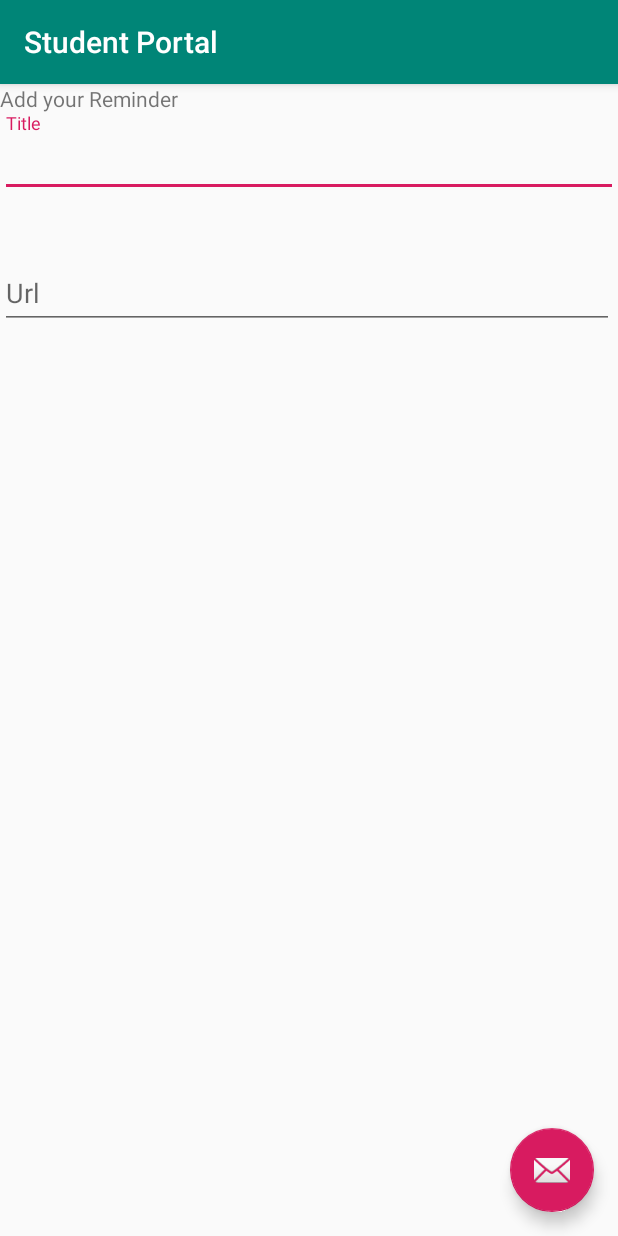
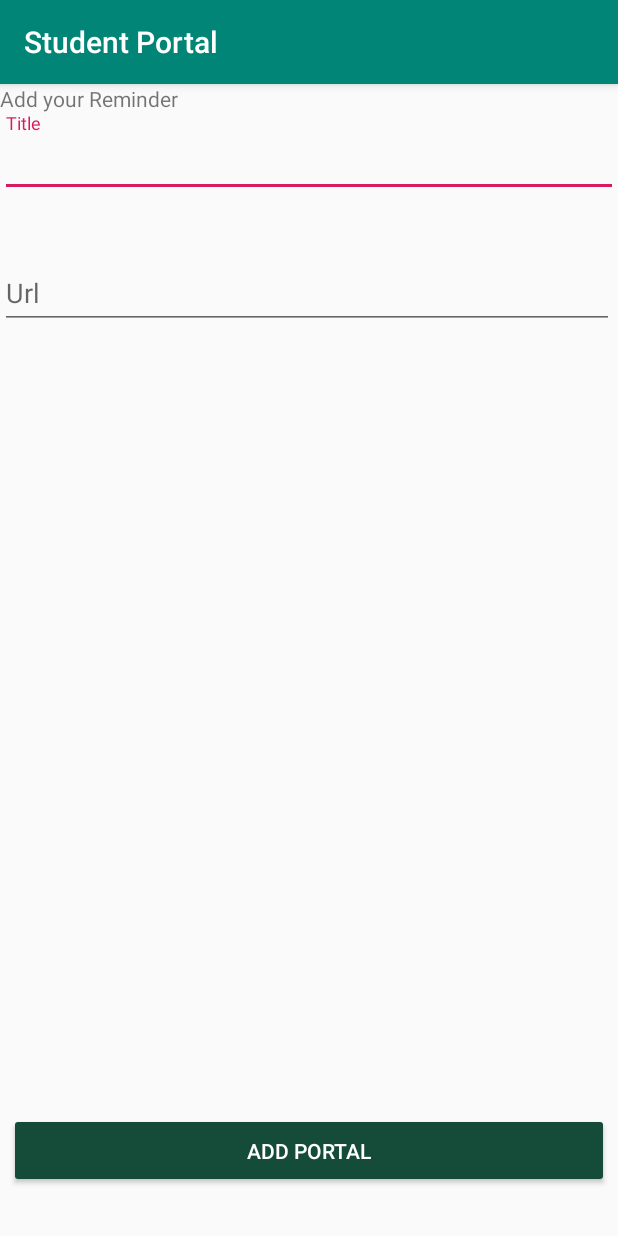
Before and after one commit to Winningtopas/Level-3-Learning-Task-2---Student-portal-, an Android app: the screen it shows after launch (AddActivity), after a tap on an icon or button, on a phone screen of 412 x 824 dp. Run offline under Robolectric (Android 15) with nearby library versions, the phone set to English and light mode, and no system bars.

Commit message:
Everything done, execpt link to site

```diff
--- a/app/src/main/java/com/example/level2example/AddActivity.kt
+++ b/app/src/main/java/com/example/level2example/AddActivity.kt
@@ -5,9 +5,14 @@ import android.content.Intent
 import android.os.Bundle
 import android.widget.Toast
 import androidx.appcompat.app.AppCompatActivity
+import androidx.recyclerview.widget.LinearLayoutManager
+import androidx.recyclerview.widget.RecyclerView
+import androidx.recyclerview.widget.StaggeredGridLayoutManager
 
 import kotlinx.android.synthetic.main.activity_add.*
 import kotlinx.android.synthetic.main.content_add.*
+import kotlinx.android.synthetic.main.content_main.*
+import kotlinx.android.synthetic.main.item_reminder.*
 
 const val EXTRA_REMINDER = "EXTRA_REMINDER"
 
@@ -22,8 +27,10 @@ class AddActivity : AppCompatActivity() {
     }
 
     private fun initViews() {
-        fab.setOnClickListener { onSaveClick() }
+        etPortal.setOnClickListener { onSaveClick() }
         supportActionBar?.title = "Student Portal"
+
+        //rvReminders.layoutManager = StaggeredGridLayoutManager(2, RecyclerView.VERTICAL)
     }
 
     private fun onSaveClick() {
--- a/app/src/main/java/com/example/level2example/MainActivity.kt
+++ b/app/src/main/java/com/example/level2example/MainActivity.kt
@@ -7,10 +7,7 @@ import com.google.android.material.snackbar.Snackbar
 import androidx.appcompat.app.AppCompatActivity
 import android.view.Menu
 import android.view.MenuItem
-import androidx.recyclerview.widget.DividerItemDecoration
-import androidx.recyclerview.widget.ItemTouchHelper
-import androidx.recyclerview.widget.LinearLayoutManager
-import androidx.recyclerview.widget.RecyclerView
+import androidx.recyclerview.widget.*
 
 import kotlinx.android.synthetic.main.activity_main.*
 import kotlinx.android.synthetic.main.content_main.*
@@ -52,6 +49,8 @@ class MainActivity : AppCompatActivity() {
         rvReminders.addItemDecoration(DividerItemDecoration(this@MainActivity, DividerItemDecoration.VERTICAL))
         createItemTouchHelper().attachToRecyclerView(rvReminders)
         supportActionBar?.title = "Student Portal"
+
+        rvReminders.layoutManager = StaggeredGridLayoutManager(2, RecyclerView.VERTICAL)
     }
 
 
--- a/app/src/main/res/layout/activity_add.xml
+++ b/app/src/main/res/layout/activity_add.xml
@@ -22,12 +22,4 @@
 
     <include layout="@layout/content_add" />
 
-    <com.google.android.material.floatingactionbutton.FloatingActionButton
-        android:id="@+id/fab"
-        android:layout_width="wrap_content"
-        android:layout_height="wrap_content"
-        android:layout_gravity="bottom|end"
-        android:layout_margin="@dimen/fab_margin"
-        app:srcCompat="@android:drawable/ic_dialog_email" />
-
 </androidx.coordinatorlayout.widget.CoordinatorLayout>
--- a/app/src/main/res/layout/content_add.xml
+++ b/app/src/main/res/layout/content_add.xml
@@ -31,6 +31,7 @@
     </com.google.android.material.textfield.TextInputLayout>
 
     <com.google.android.material.textfield.TextInputLayout
+        android:id="@+id/textInputLayout3"
         android:layout_width="409dp"
         android:layout_height="wrap_content"
         android:layout_marginTop="32dp"
@@ -43,4 +44,16 @@
             android:layout_height="wrap_content"
             android:hint="@string/url" />
     </com.google.android.material.textfield.TextInputLayout>
+
+    <Button
+        android:id="@+id/etPortal"
+        android:layout_width="400dp"
+        android:layout_height="50dp"
+        android:layout_marginBottom="32dp"
+        android:backgroundTint="#154B39"
+        android:text="ADD PORTAL"
+        android:textColor="#FFFFFF"
+        app:layout_constraintBottom_toBottomOf="parent"
+        app:layout_constraintEnd_toEndOf="parent"
+        app:layout_constraintStart_toStartOf="parent" />
 </androidx.constraintlayout.widget.ConstraintLayout>
--- a/app/src/main/res/layout/item_reminder.xml
+++ b/app/src/main/res/layout/item_reminder.xml
@@ -9,10 +9,13 @@
         android:id="@+id/tvReminder"
         android:layout_width="0dp"
         android:layout_height="wrap_content"
-        android:layout_marginStart="32dp"
-        android:layout_marginEnd="32dp"
+        android:layout_marginStart="16dp"
+        android:layout_marginTop="8dp"
+        android:layout_marginEnd="16dp"
+        android:layout_marginBottom="8dp"
         android:background="#E9FFFFFF"
         android:backgroundTint="#0C382C"
+        android:textAlignment="center"
         android:textColor="#FFFFFF"
         app:layout_constraintBottom_toBottomOf="parent"
         app:layout_constraintEnd_toEndOf="parent"
```
